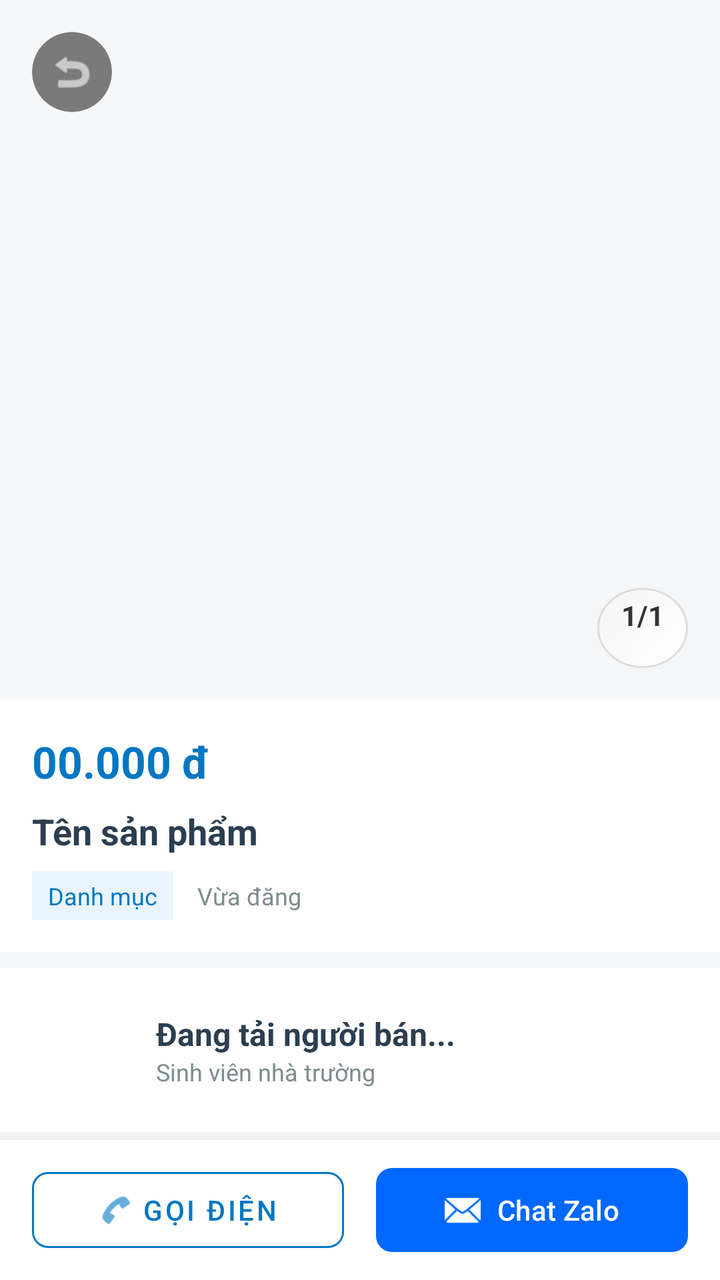
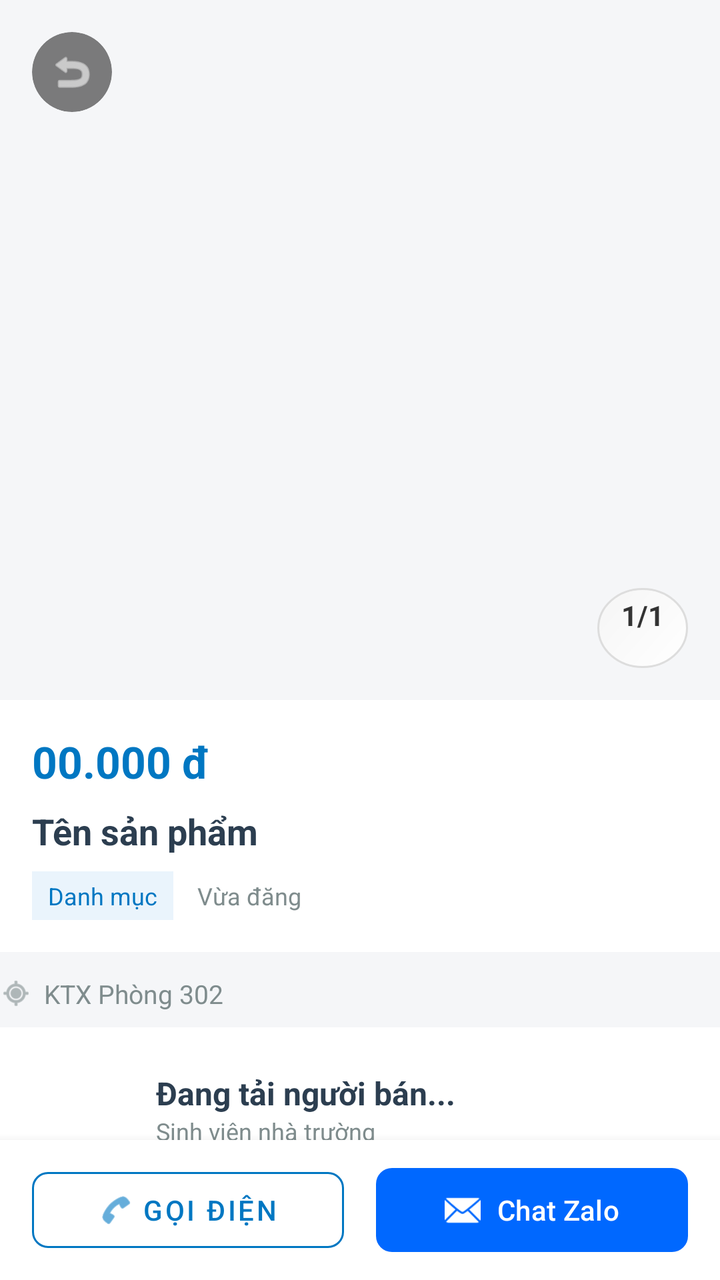

The first picture is an Android layout as it rendered before a commit; the second is the same layout after the commit. The layout source and the unified diff follow.
<!-- AndroidManifest.xml: application theme Theme.Marketplace -->
<!-- res/layout/activity_product_detail.xml -->
<?xml version="1.0" encoding="utf-8"?>
<androidx.constraintlayout.widget.ConstraintLayout
    xmlns:android="http://schemas.android.com/apk/res/android"
    xmlns:app="http://schemas.android.com/apk/res-auto"
    android:layout_width="match_parent"
    android:layout_height="match_parent"
    android:background="#F5F6F8"> 

    
    <androidx.core.widget.NestedScrollView
        android:layout_width="match_parent"
        android:layout_height="0dp"
        app:layout_constraintTop_toTopOf="parent"
        app:layout_constraintBottom_toTopOf="@id/bottomActionBar">

        <LinearLayout
            android:layout_width="match_parent"
            android:layout_height="wrap_content"
            android:orientation="vertical">

            
            <RelativeLayout
                android:layout_width="match_parent"
                android:layout_height="350dp">

                <androidx.viewpager2.widget.ViewPager2
                    android:id="@+id/viewPagerImages"
                    android:layout_width="match_parent"
                    android:layout_height="match_parent" />

                
                <com.google.android.material.card.MaterialCardView
                    android:id="@+id/btnBack"
                    android:layout_width="40dp"
                    android:layout_height="40dp"
                    android:layout_margin="16dp"
                    app:cardCornerRadius="20dp"
                    app:cardBackgroundColor="#80000000"
                    app:strokeWidth="0dp">
                    <ImageView
                        android:layout_width="24dp"
                        android:layout_height="24dp"
                        android:layout_gravity="center"
                        android:src="@android:drawable/ic_menu_revert"
                        app:tint="#FFFFFF" />
                </com.google.android.material.card.MaterialCardView>

                
                <TextView
                    android:id="@+id/tvImageCounter"
                    android:layout_width="wrap_content"
                    android:layout_height="wrap_content"
                    android:layout_alignParentBottom="true"
                    android:layout_alignParentEnd="true"
                    android:layout_margin="16dp"
                    android:background="@drawable/bg_circle_white"
                    android:paddingHorizontal="12dp"
                    android:paddingVertical="4dp"
                    android:text="1/1"
                    android:textColor="#333"
                    android:textStyle="bold" />
            </RelativeLayout>

            
            <LinearLayout
                android:layout_width="match_parent"
                android:layout_height="wrap_content"
                android:background="#FFFFFF"
                android:orientation="vertical"
                android:padding="16dp">

                <TextView
                    android:id="@+id/tvPrice"
                    android:layout_width="match_parent"
                    android:layout_height="wrap_content"
                    android:text="00.000 đ"
                    android:textColor="@color/ocean_blue_primary"
                    android:textSize="22sp"
                    android:textStyle="bold" />

                <TextView
                    android:id="@+id/tvTitle"
                    android:layout_width="match_parent"
                    android:layout_height="wrap_content"
                    android:layout_marginTop="8dp"
                    android:text="Tên sản phẩm"
                    android:textColor="@color/text_primary"
                    android:textSize="18sp"
                    android:textStyle="bold" />

                <LinearLayout
                    android:layout_width="match_parent"
                    android:layout_height="wrap_content"
                    android:layout_marginTop="8dp"
                    android:orientation="horizontal">

                    <TextView
                        android:id="@+id/tvCategory"
                        android:layout_width="wrap_content"
                        android:layout_height="wrap_content"
                        android:background="#EAF4FC"
                        android:paddingHorizontal="8dp"
                        android:paddingVertical="4dp"
                        android:text="Danh mục"
                        android:textColor="@color/ocean_blue_primary"
                        android:textSize="12sp" />

                    <TextView
                        android:id="@+id/tvDate"
                        android:layout_width="wrap_content"
                        android:layout_height="wrap_content"
                        android:layout_marginStart="12dp"
                        android:text="Vừa đăng"
                        android:textColor="@color/text_secondary"
                        android:textSize="12sp" />
                </LinearLayout>
            </LinearLayout>

            
            <LinearLayout
                android:layout_width="match_parent"
                android:layout_height="wrap_content"
                android:layout_marginTop="8dp"
                android:background="#FFFFFF"
                android:orientation="horizontal"
                android:padding="16dp"
                android:gravity="center_vertical">

                <com.google.android.material.imageview.ShapeableImageView
                    android:id="@+id/ivSellerAvatar"
                    android:layout_width="50dp"
                    android:layout_height="50dp"
                    android:scaleType="centerCrop"
                    app:shapeAppearanceOverlay="@style/CircleImage"
                    android:src="@android:drawable/sym_def_app_icon"/>

                <LinearLayout
                    android:layout_width="wrap_content"
                    android:layout_height="wrap_content"
                    android:layout_marginStart="12dp"
                    android:orientation="vertical">

                    <TextView
                        android:id="@+id/tvSellerName"
                        android:layout_width="wrap_content"
                        android:layout_height="wrap_content"
                        android:text="Đang tải người bán..."
                        android:textColor="@color/text_primary"
                        android:textSize="16sp"
                        android:textStyle="bold" />

                    <TextView
                        android:layout_width="wrap_content"
                        android:layout_height="wrap_content"
                        android:text="Sinh viên nhà trường"
                        android:textColor="@color/text_secondary"
                        android:textSize="12sp" />
                </LinearLayout>
            </LinearLayout>

            
            <LinearLayout
                android:layout_width="match_parent"
                android:layout_height="wrap_content"
                android:layout_marginTop="8dp"
                android:background="#FFFFFF"
                android:orientation="vertical"
                android:padding="16dp">

                <TextView
                    android:layout_width="wrap_content"
                    android:layout_height="wrap_content"
                    android:text="Chi tiết sản phẩm"
                    android:textColor="@color/text_primary"
                    android:textSize="16sp"
                    android:textStyle="bold" />

                <TextView
                    android:id="@+id/tvDescription"
                    android:layout_width="match_parent"
                    android:layout_height="wrap_content"
                    android:layout_marginTop="8dp"
                    android:lineSpacingExtra="4dp"
                    android:text="Mô tả..."
                    android:textColor="@color/text_secondary"
                    android:textSize="14sp" />
            </LinearLayout>
        </LinearLayout>
    </androidx.core.widget.NestedScrollView>

    
    <LinearLayout
        android:id="@+id/bottomActionBar"
        android:layout_width="match_parent"
        android:layout_height="70dp"
        android:background="#FFFFFF"
        android:elevation="8dp"
        android:orientation="horizontal"
        android:paddingHorizontal="16dp"
        android:paddingVertical="10dp"
        app:layout_constraintBottom_toBottomOf="parent">

        <com.google.android.material.button.MaterialButton
            android:id="@+id/btnCall"
            style="@style/Widget.MaterialComponents.Button.OutlinedButton"
            android:layout_width="0dp"
            android:layout_height="match_parent"
            android:layout_weight="1"
            android:layout_marginEnd="8dp"
            android:text="Gọi điện"
            app:cornerRadius="8dp"
            app:icon="@android:drawable/ic_menu_call"
            app:iconGravity="textStart"
            app:strokeColor="@color/ocean_blue_primary"
            android:textColor="@color/ocean_blue_primary" />

        <com.google.android.material.button.MaterialButton
            android:id="@+id/btnZalo"
            android:layout_width="0dp"
            android:layout_height="match_parent"
            android:layout_weight="1"
            android:layout_marginStart="8dp"
            android:text="Chat Zalo"
            app:backgroundTint="#0068FF"
            app:cornerRadius="8dp"
            app:icon="@android:drawable/ic_dialog_email"
            app:iconGravity="textStart" />
    </LinearLayout>

</androidx.constraintlayout.widget.ConstraintLayout>
<!-- resources referenced by this layout -->
<resources>
  <color name="ocean_blue_primary">#0077C2</color>
  <color name="text_primary">#2C3E50</color>
  <color name="text_secondary">#7F8C8D</color>
  <!-- drawable bg_circle_white (drawable) -->
  <?xml version="1.0" encoding="utf-8"?>
  <shape xmlns:android="http://schemas.android.com/apk/res/android"
      android:shape="oval">
  
      <gradient
          android:startColor="#FFFFFF"
          android:endColor="#F5F5F5"
          android:angle="135" />
  
      <stroke
          android:width="1dp"
          android:color="#DDDDDD" />
  
      <size
          android:width="40dp"
          android:height="40dp" />
  
  </shape>
  <style name="CircleImage">
          <item name="cornerSize">50%</item>
      </style>
  <style name="Theme.Marketplace" parent="Base.Theme.Marketplace" />
  <style name="Base.Theme.Marketplace" parent="Theme.Material3.DayNight.NoActionBar">
          
          <item name="colorPrimary">@color/ocean_blue_primary</item>
          <item name="colorOnPrimary">#FFFFFF</item>
          <item name="colorPrimaryContainer">@color/ocean_blue_light</item>
  
          
          <item name="colorSecondary">@color/ocean_blue_dark</item>
          <item name="colorError">#B00020</item>
      </style>
  <color name="ocean_blue_light">#59A5F5</color>
  <color name="ocean_blue_dark">#004C8C</color>
</resources>

<!-- the commit's change to res/layout/activity_product_detail.xml (unified diff, before → after) -->
@@ -116,6 +116,28 @@
                 </LinearLayout>
             </LinearLayout>
 
+            <LinearLayout
+                android:layout_width="match_parent"
+                android:layout_height="wrap_content"
+                android:layout_marginTop="12dp"
+                android:orientation="horizontal"
+                android:gravity="center_vertical">
+
+                <ImageView
+                    android:layout_width="16dp"
+                    android:layout_height="16dp"
+                    android:src="@android:drawable/ic_menu_mylocation"
+                    app:tint="@color/text_secondary" />
+
+                <TextView
+                    android:id="@+id/tvAddress"
+                    android:layout_width="wrap_content"
+                    android:layout_height="wrap_content"
+                    android:layout_marginStart="6dp"
+                    android:text="KTX Phòng 302"
+                    android:textColor="@color/text_secondary"
+                    android:textSize="13sp" />
+            </LinearLayout>
             
             <LinearLayout
                 android:layout_width="match_parent"
